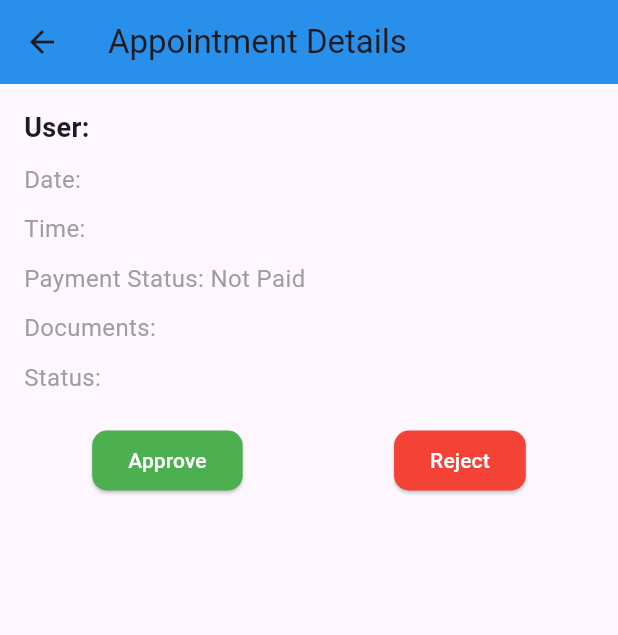
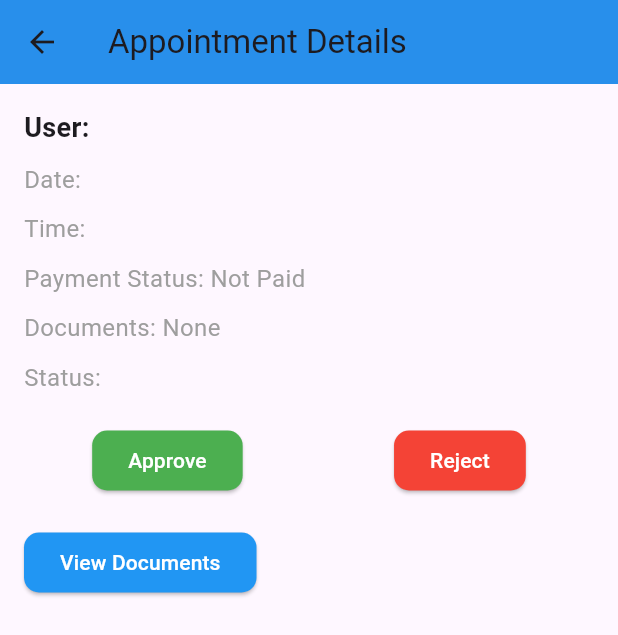
Before and after one commit to momogodi2000/Book_id_mobile, a Flutter app: the AppointmentDetailPage screen opened directly with empty values, on a phone screen of 412 x 824 dp. Shown: the top 635 px of the screen. Run offline on Flutter 3.47's test engine with Material 3 defaults, Android fonts, the phone set to English and light mode, and no system bars; our stand-ins replace carousel_slider, fl_chart, flutter_spinkit, flutter_staggered_animations, geolocator, google_maps_flutter and 5 more; accounts and stored records are empty.

Commit message:
update police panel appitment crud

```diff
--- a/lib/Services/auth_services.dart
+++ b/lib/Services/auth_services.dart
@@ -14,7 +14,7 @@ import '../models/police_models/missing_id_card.dart';
 
 class Authservices with ChangeNotifier {
   // Base URL of the Django backend
-  final String baseUrl = 'http://192.168.6.100:8000/api';
+  final String baseUrl = 'http://192.168.100.5:8000/api';
 
   // Token and phone for authenticated sessions
   String? _token;
--- a/lib/pages/panel/police/manage_appointment/Appointment_detail.dart
+++ b/lib/pages/panel/police/manage_appointment/Appointment_detail.dart
@@ -1,6 +1,7 @@
 import 'package:flutter/material.dart';
 import '../../../../models/police_models/appointment.dart';
 import 'Action_page.dart';
+import 'document_view_page.dart'; // Import the newly created DocumentViewPage
 
 class AppointmentDetailPage extends StatelessWidget {
   final Appointment appointment;
@@ -21,7 +22,7 @@ class AppointmentDetailPage extends StatelessWidget {
           crossAxisAlignment: CrossAxisAlignment.start,
           children: [
             Text(
-              'User: ${appointment.user?.name}',
+              'User: ${appointment.user?.name ?? 'N/A'}',
               style: TextStyle(fontSize: 18, fontWeight: FontWeight.bold),
             ),
             SizedBox(height: 10),
@@ -41,7 +42,7 @@ class AppointmentDetailPage extends StatelessWidget {
             ),
             SizedBox(height: 10),
             Text(
-              'Documents: ${appointment.documents.join(", ")}',
+              'Documents: ${appointment.documents.isNotEmpty ? appointment.documents.join(", ") : 'None'}',
               style: TextStyle(fontSize: 16, color: Colors.grey),
             ),
             SizedBox(height: 10),
@@ -92,6 +93,25 @@ class AppointmentDetailPage extends StatelessWidget {
                 ),
               ],
             ),
+            SizedBox(height: 20),
+            ElevatedButton(
+              onPressed: () {
+                Navigator.push(
+                  context,
+                  MaterialPageRoute(
+                    builder: (context) => DocumentViewPage(documentUrls: appointment.documents),
+                  ),
+                );
+              },
+              child: Text('View Documents'),
+              style: ElevatedButton.styleFrom(
+                foregroundColor: Colors.white,
+                backgroundColor: Colors.blue,
+                shape: RoundedRectangleBorder(
+                  borderRadius: BorderRadius.circular(10),
+                ),
+              ),
+            ),
           ],
         ),
       ),
```
Also changed, not shown: lib/pages/panel/police/manage_appointment/document_view_page.dart (added, +60 -0 lines).
